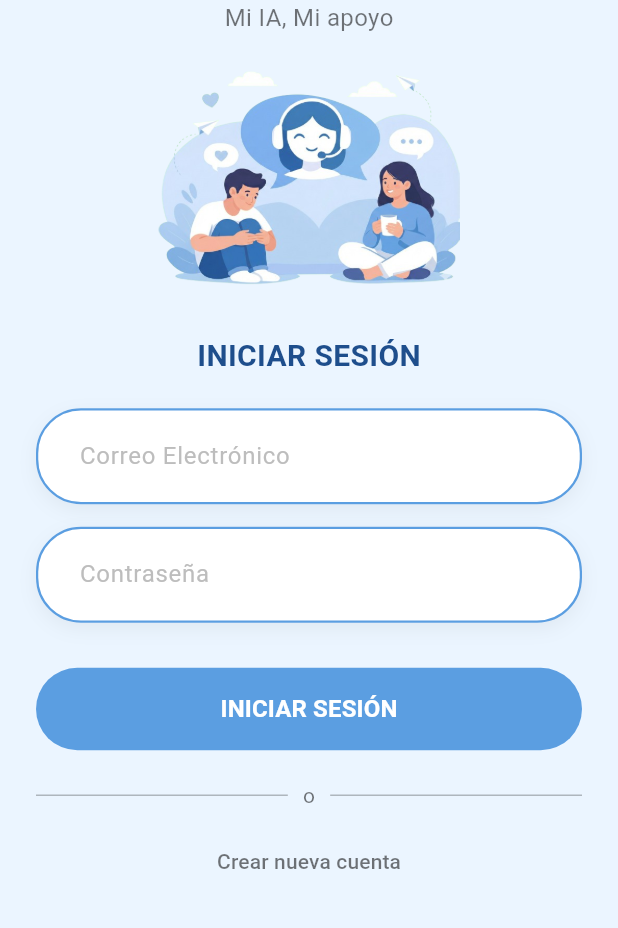
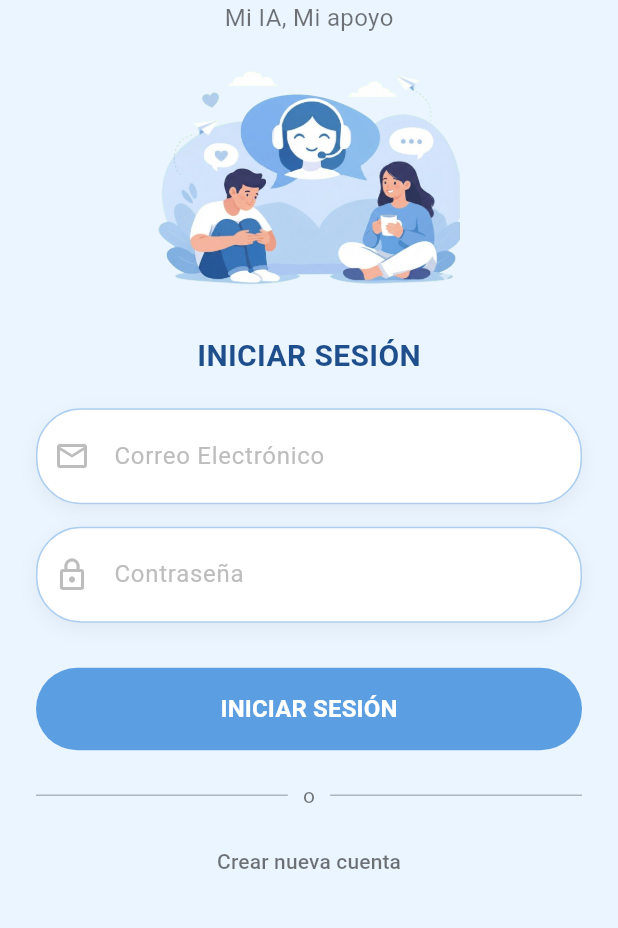
Before and after one commit to EmirC3/MiaIA---Proyecto, a Flutter app: the screen it shows after launch, after a tap on "Iniciar sesión", on a phone screen of 412 x 824 dp, the part 239-1167 px from its top. Run offline on Flutter 3.47's test engine with Material 3 defaults, Android fonts, the phone set to English and light mode, and no system bars.

Commit message:
Api -> Login

```diff
--- a/Frontend - MiaIA/mia_ia_app/lib/screens/login_screen.dart
+++ b/Frontend - MiaIA/mia_ia_app/lib/screens/login_screen.dart
@@ -1,40 +1,92 @@
 import 'package:flutter/material.dart';
-import 'main_chat.dart'; // Importamos el chat para navegar al entrar
+import 'main_chat.dart'; // Tu pantalla de chat
+import 'package:mia_ia_app/services/auth_service.dart'; // Asegúrate de importar tu servicio de autenticación
+import 'register_screen.dart'; // Importamos la pantalla de registro (la crearemos si no existe)
 
-class LoginScreen extends StatelessWidget {
+class LoginScreen extends StatefulWidget {
   const LoginScreen({super.key});
 
   @override
-  Widget build(BuildContext context) {
-    // Definimos los mismos colores para mantener consistencia
-    const Color backgroundColor = Color(0xFFEBF5FF);
-    const Color primaryBlue = Color(0xFF5B9EE1);
-    const Color darkText = Color(0xFF1E4E8C);
+  State<LoginScreen> createState() => _LoginScreenState();
+}
 
-    // Controladores para capturar el texto (aunque no los usemos aun con backend)
+class _LoginScreenState extends State<LoginScreen> {
+  // 1. Controladores
   final TextEditingController emailController = TextEditingController();
   final TextEditingController passwordController = TextEditingController();
 
+  // 2. Variable de estado para la carga
+  bool _isLoading = false;
+
+  // 3. Colores (los mismos de tu diseño)
+  final Color backgroundColor = const Color(0xFFEBF5FF);
+  final Color primaryBlue = const Color(0xFF5B9EE1);
+  final Color darkText = const Color(0xFF1E4E8C);
+
+  // 4. Función para manejar el Login
+  void _handleLogin() async {
+    // Validar campos vacíos
+    if (emailController.text.isEmpty || passwordController.text.isEmpty) {
+      ScaffoldMessenger.of(context).showSnackBar(
+        const SnackBar(content: Text('Por favor, llena todos los campos')),
+      );
+      return;
+    }
+
+    // Activar el "cargando"
+    setState(() {
+      _isLoading = true;
+    });
+
+    // Llamar al servicio (API)
+    final result = await AuthService.loginUser(
+      emailController.text.trim(),
+      passwordController.text.trim(),
+    );
+
+    // Desactivar el "cargando"
+    setState(() {
+      _isLoading = false;
+    });
+
+    if (result['success']) {
+      // ÉXITO: Navegar al chat
+      Navigator.pushReplacement(
+        context,
+        MaterialPageRoute(builder: (context) => const MainChatScreen()),
+      );
+    } else {
+      // ERROR: Mostrar mensaje del servidor
+      ScaffoldMessenger.of(context).showSnackBar(
+        SnackBar(
+          content: Text(result['message'] ?? 'Error al iniciar sesión'),
+          backgroundColor: Colors.red,
+        ),
+      );
+    }
+  }
+
+  @override
+  Widget build(BuildContext context) {
     return Scaffold(
       backgroundColor: backgroundColor,
-      // AppBar transparente y sencillo solo para tener la flecha de "Atrás"
+      // AppBar transparente
       appBar: AppBar(
         backgroundColor: Colors.transparent,
         elevation: 0,
         leading: IconButton(
-          icon: const Icon(Icons.arrow_back_ios_new, color: darkText),
-          onPressed: () => Navigator.pop(context), // Volver a la bienvenida
+          icon: Icon(Icons.arrow_back_ios_new, color: darkText),
+          onPressed: () => Navigator.pop(context),
         ),
       ),
-      // SingleChildScrollView es VITAL para que el teclado no tape los inputs
       body: Center(
         child: SingleChildScrollView(
           padding: const EdgeInsets.symmetric(horizontal: 24.0),
           child: Column(
             mainAxisAlignment: MainAxisAlignment.center,
             children: [
-              // 1. CABECERA (Logo y Texto)
-              const Text(
+              // 1. CABECERA
+              Text(
                 'Mia AI',
                 style: TextStyle(
                   fontSize: 40,
@@ -53,14 +105,14 @@ class LoginScreen extends StatelessWidget {
               // 2. IMAGEN
               Image.asset(
                 'assets/images/welcome_illustration.png',
-                height: 150, // Un poco más pequeña que en la bienvenida
+                height: 150,
                 fit: BoxFit.contain,
               ),
 
               const SizedBox(height: 30),
 
-              // 3. TÍTULO "INICIAR SESIÓN"
-              const Text(
+              // 3. TÍTULO
+              Text(
                 'INICIAR SESIÓN',
                 style: TextStyle(
                   fontSize: 20,
@@ -71,11 +123,12 @@ class LoginScreen extends StatelessWidget {
 
               const SizedBox(height: 20),
 
-              // 4. INPUT: CORREO ELECTRÓNICO
+              // 4. INPUT: CORREO
               _buildTextField(
                 controller: emailController,
                 hintText: 'Correo Electrónico',
                 primaryColor: primaryBlue,
+                icon: Icons.email_outlined,
               ),
 
               const SizedBox(height: 15),
@@ -85,34 +138,38 @@ class LoginScreen extends StatelessWidget {
                 controller: passwordController,
                 hintText: 'Contraseña',
                 primaryColor: primaryBlue,
-                isPassword: true, // Para que salgan puntitos ****
+                isPassword: true,
+                icon: Icons.lock_outline,
               ),
 
               const SizedBox(height: 30),
 
-              // 6. BOTÓN GRANDE
+              // 6. BOTÓN CON LÓGICA DE CARGA
               SizedBox(
                 width: double.infinity,
                 height: 55,
                 child: ElevatedButton(
-                  onPressed: () {
-                    // AQUÍ IRÍA LA LÓGICA DE LOGIN
-                    // Por ahora, simulamos éxito y vamos al chat
-                    Navigator.pushReplacement(
-                      context,
-                      MaterialPageRoute(
-                        builder: (context) => const MainChatScreen(),
-                      ),
-                    );
-                  },
+                  onPressed: _isLoading
+                      ? null
+                      : _handleLogin, // Desactiva si carga
                   style: ElevatedButton.styleFrom(
                     backgroundColor: primaryBlue,
                     elevation: 0,
                     shape: RoundedRectangleBorder(
                       borderRadius: BorderRadius.circular(30),
                     ),
+                    disabledBackgroundColor: primaryBlue.withOpacity(0.6),
                   ),
-                  child: const Text(
+                  child: _isLoading
+                      ? const SizedBox(
+                          height: 20,
+                          width: 20,
+                          child: CircularProgressIndicator(
+                            color: Colors.white,
+                            strokeWidth: 2,
+                          ),
+                        )
+                      : const Text(
                           'INICIAR SESIÓN',
                           style: TextStyle(
                             fontSize: 16,
@@ -125,7 +182,7 @@ class LoginScreen extends StatelessWidget {
 
               const SizedBox(height: 20),
 
-              // 7. SEPARADOR CON "o"
+              // 7. SEPARADOR
               Row(
                 children: const [
                   Expanded(child: Divider(color: Colors.black26)),
@@ -139,22 +196,24 @@ class LoginScreen extends StatelessWidget {
 
               const SizedBox(height: 10),
 
-              // 8. TEXTO CREAR NUEVA CUENTA
+              // 8. IR A REGISTRO
               TextButton(
                 onPressed: () {
-                  // TODO: Navegar a RegisterScreen
-                  print("Ir a crear cuenta");
+                  // Navegar a la pantalla de registro
+                  Navigator.push(
+                    context,
+                    MaterialPageRoute(
+                      builder: (context) => const RegisterScreen(),
+                    ),
+                  );
                 },
                 child: const Text(
                   'Crear nueva cuenta',
-                  style: TextStyle(
-                    color: Colors.black54, // Color gris suave
-                    fontSize: 14,
-                  ),
+                  style: TextStyle(color: Colors.black54, fontSize: 14),
                 ),
               ),
 
-              const SizedBox(height: 20), // Espacio final
+              const SizedBox(height: 20),
             ],
           ),
         ),
@@ -162,12 +221,13 @@ class LoginScreen extends StatelessWidget {
     );
   }
 
-  // Widget auxiliar para no repetir código en los inputs
+  // Widget auxiliar mejorado con icono opcional
   Widget _buildTextField({
     required TextEditingController controller,
     required String hintText,
     required Color primaryColor,
     bool isPassword = false,
+    IconData? icon,
   }) {
     return Container(
       decoration: BoxDecoration(
@@ -186,6 +246,7 @@ class LoginScreen extends StatelessWidget {
         obscureText: isPassword,
         style: const TextStyle(color: Colors.black87),
         decoration: InputDecoration(
+          prefixIcon: icon != null ? Icon(icon, color: Colors.grey[400]) : null,
           hintText: hintText,
           hintStyle: TextStyle(color: Colors.grey[400]),
           contentPadding: const EdgeInsets.symmetric(
@@ -194,23 +255,18 @@ class LoginScreen extends StatelessWidget {
           ),
           border: OutlineInputBorder(
             borderRadius: BorderRadius.circular(30),
-            borderSide: const BorderSide(
-              color: Colors.transparent,
-            ), // Borde invisible por defecto
+            borderSide: BorderSide.none,
           ),
           enabledBorder: OutlineInputBorder(
             borderRadius: BorderRadius.circular(30),
             borderSide: BorderSide(
-              color: primaryColor,
-              width: 1.5,
-            ), // Borde azul cuando está quieto
+              color: primaryColor.withOpacity(0.5),
+              width: 1,
+            ),
           ),
           focusedBorder: OutlineInputBorder(
             borderRadius: BorderRadius.circular(30),
-            borderSide: BorderSide(
-              color: primaryColor,
-              width: 2,
-            ), // Borde más grueso al escribir
+            borderSide: BorderSide(color: primaryColor, width: 2),
           ),
         ),
       ),
```
Lines whose indentation alone changed are shown as unchanged.
